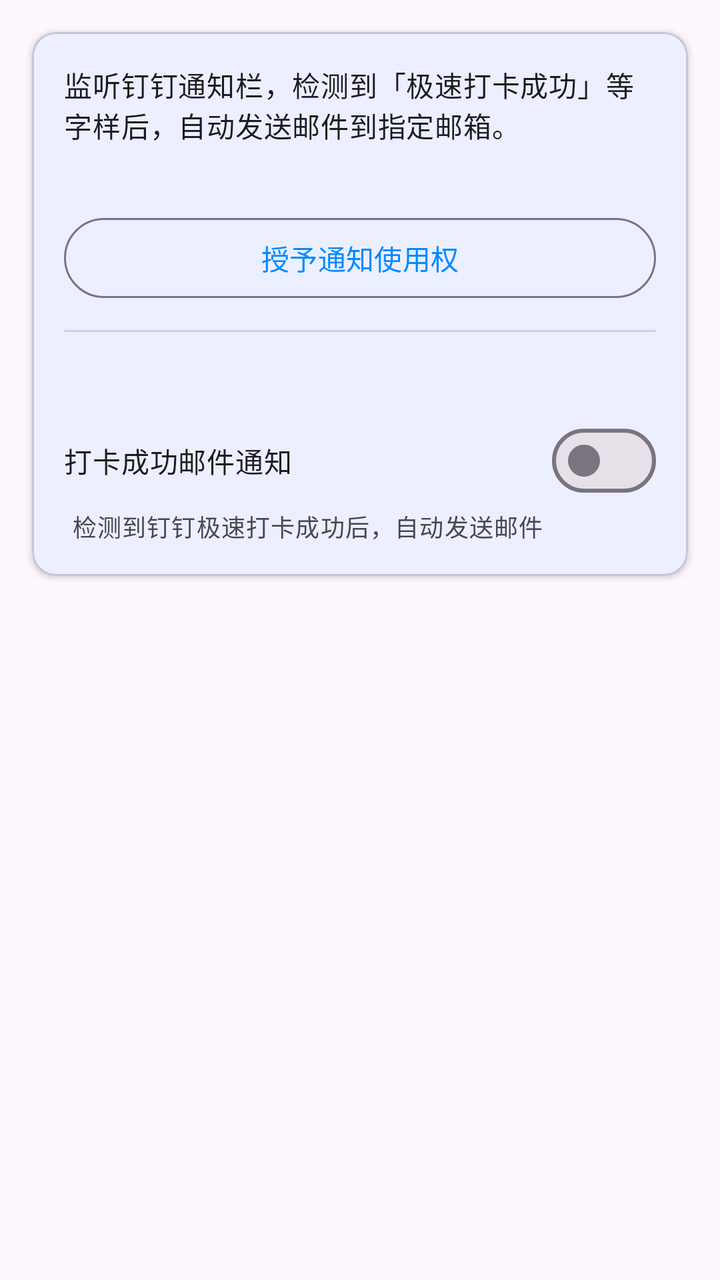
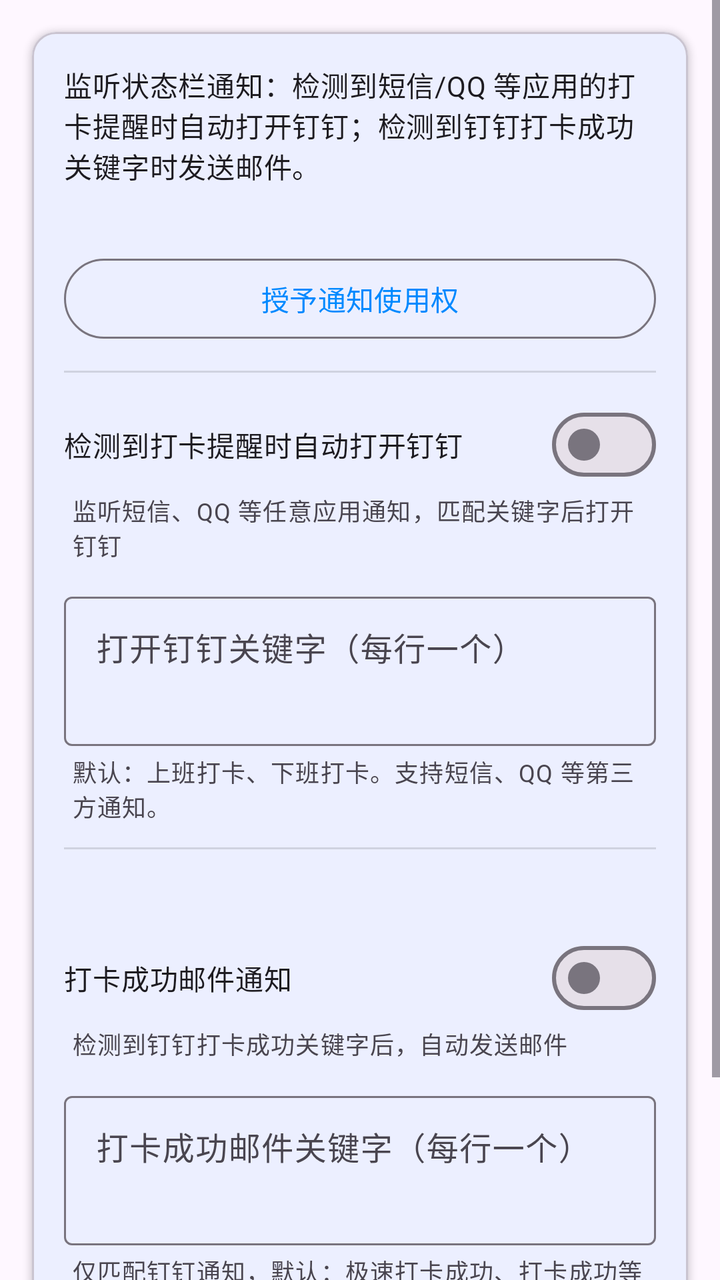

The first picture is an Android layout as it rendered before a commit; the second is the same layout after the commit. The layout source and the unified diff follow.
<!-- AndroidManifest.xml: application theme Theme.DDTask -->
<!-- res/layout/fragment_notifications.xml -->
<?xml version="1.0" encoding="utf-8"?>
<ScrollView
    xmlns:android="http://schemas.android.com/apk/res/android"
    xmlns:app="http://schemas.android.com/apk/res-auto"
    android:layout_width="match_parent"
    android:layout_height="match_parent"
    android:fillViewport="true">

    <LinearLayout
        android:layout_width="match_parent"
        android:layout_height="wrap_content"
        android:orientation="vertical"
        android:paddingBottom="24dp">

        <com.google.android.material.card.MaterialCardView
            android:layout_width="match_parent"
            android:layout_height="wrap_content"
            android:layout_margin="16dp"
            app:cardElevation="2dp">

            <LinearLayout
                android:layout_width="match_parent"
                android:layout_height="wrap_content"
                android:orientation="vertical"
                android:padding="16dp">

                <TextView
                    android:layout_width="wrap_content"
                    android:layout_height="wrap_content"
                    android:text="@string/notification_desc"
                    android:textAppearance="?attr/textAppearanceBodyMedium" />

                <TextView
                    android:id="@+id/status_listener"
                    android:layout_width="wrap_content"
                    android:layout_height="wrap_content"
                    android:layout_marginTop="8dp"
                    android:textAppearance="?attr/textAppearanceBodySmall" />

                <com.google.android.material.button.MaterialButton
                    android:id="@+id/btn_grant_listener"
                    style="@style/Widget.Material3.Button.OutlinedButton"
                    android:layout_width="match_parent"
                    android:layout_height="wrap_content"
                    android:layout_marginTop="8dp"
                    android:text="@string/grant_notification_access" />

                <View
                    android:layout_width="match_parent"
                    android:layout_height="1dp"
                    android:layout_marginVertical="12dp"
                    android:background="?android:attr/listDivider" />

                <TextView
                    android:id="@+id/status_email_config"
                    android:layout_width="wrap_content"
                    android:layout_height="wrap_content"
                    android:textAppearance="?attr/textAppearanceBodySmall" />

                <com.google.android.material.materialswitch.MaterialSwitch
                    android:id="@+id/switch_email_notify"
                    android:layout_width="match_parent"
                    android:layout_height="wrap_content"
                    android:layout_marginTop="12dp"
                    android:text="@string/email_notify_enabled" />

                <TextView
                    android:layout_width="wrap_content"
                    android:layout_height="wrap_content"
                    android:layout_marginStart="4dp"
                    android:text="@string/email_notify_enabled_desc"
                    android:textAppearance="?attr/textAppearanceBodySmall"
                    android:textColor="?android:attr/textColorSecondary" />

                <TextView
                    android:id="@+id/tv_last_sent"
                    android:layout_width="match_parent"
                    android:layout_height="wrap_content"
                    android:layout_marginTop="12dp"
                    android:textAppearance="?attr/textAppearanceBodySmall"
                    android:textColor="?android:attr/textColorSecondary"
                    android:visibility="gone" />

            </LinearLayout>

        </com.google.android.material.card.MaterialCardView>

    </LinearLayout>

</ScrollView>
<!-- resources referenced by this layout -->
<resources>
  <string name="email_notify_enabled">打卡成功邮件通知</string>
  <string name="email_notify_enabled_desc">检测到钉钉极速打卡成功后，自动发送邮件</string>
  <string name="grant_notification_access">授予通知使用权</string>
  <string name="notification_desc">监听钉钉通知栏，检测到「极速打卡成功」等字样后，自动发送邮件到指定邮箱。</string>
  <style name="Theme.DDTask" parent="Theme.Material3.Light.NoActionBar">
          <item name="colorPrimary">@color/primary</item>
          <item name="colorPrimaryDark">@color/primary_dark</item>
          <item name="colorSecondary">@color/secondary</item>
      </style>
  <color name="primary">#0089FF</color>
  <color name="primary_dark">#0066CC</color>
  <color name="secondary">#FF6B35</color>
</resources>

<!-- the commit's change to res/layout/fragment_notifications.xml (unified diff, before → after) -->
@@ -51,6 +51,60 @@
                     android:layout_marginVertical="12dp"
                     android:background="?android:attr/listDivider" />
 
+                <com.google.android.material.materialswitch.MaterialSwitch
+                    android:id="@+id/switch_auto_open_dingtalk"
+                    android:layout_width="match_parent"
+                    android:layout_height="wrap_content"
+                    android:text="@string/auto_open_dingtalk_enabled" />
+
+                <TextView
+                    android:layout_width="wrap_content"
+                    android:layout_height="wrap_content"
+                    android:layout_marginStart="4dp"
+                    android:text="@string/auto_open_dingtalk_enabled_desc"
+                    android:textAppearance="?attr/textAppearanceBodySmall"
+                    android:textColor="?android:attr/textColorSecondary" />
+
+                <com.google.android.material.textfield.TextInputLayout
+                    android:layout_width="match_parent"
+                    android:layout_height="wrap_content"
+                    android:layout_marginTop="12dp"
+                    android:hint="@string/trigger_keywords_hint">
+
+                    <com.google.android.material.textfield.TextInputEditText
+                        android:id="@+id/et_trigger_keywords"
+                        android:layout_width="match_parent"
+                        android:layout_height="wrap_content"
+                        android:gravity="top"
+                        android:inputType="textMultiLine"
+                        android:minLines="2" />
+
+                </com.google.android.material.textfield.TextInputLayout>
+
+                <TextView
+                    android:layout_width="wrap_content"
+                    android:layout_height="wrap_content"
+                    android:layout_marginStart="4dp"
+                    android:layout_marginTop="4dp"
+                    android:text="@string/trigger_keywords_help"
+                    android:textAppearance="?attr/textAppearanceBodySmall"
+                    android:textColor="?android:attr/textColorSecondary" />
+
+                <TextView
+                    android:id="@+id/tv_last_open"
+                    android:layout_width="match_parent"
+                    android:layout_height="wrap_content"
+                    android:layout_marginTop="8dp"
+                    android:textAppearance="?attr/textAppearanceBodySmall"
+                    android:textColor="?android:attr/textColorSecondary"
+                    android:visibility="gone" />
+
+                <View
+                    android:layout_width="match_parent"
+                    android:layout_height="1dp"
+                    android:layout_marginVertical="12dp"
+                    android:background="?android:attr/listDivider" />
+
                 <TextView
                     android:id="@+id/status_email_config"
                     android:layout_width="wrap_content"
@@ -72,6 +126,38 @@
                     android:textAppearance="?attr/textAppearanceBodySmall"
                     android:textColor="?android:attr/textColorSecondary" />
 
+                <com.google.android.material.textfield.TextInputLayout
+                    android:layout_width="match_parent"
+                    android:layout_height="wrap_content"
+                    android:layout_marginTop="12dp"
+                    android:hint="@string/success_keywords_hint">
+
+                    <com.google.android.material.textfield.TextInputEditText
+                        android:id="@+id/et_success_keywords"
+                        android:layout_width="match_parent"
+                        android:layout_height="wrap_content"
+                        android:gravity="top"
+                        android:inputType="textMultiLine"
+                        android:minLines="2" />
+
+                </com.google.android.material.textfield.TextInputLayout>
+
+                <TextView
+                    android:layout_width="wrap_content"
+                    android:layout_height="wrap_content"
+                    android:layout_marginStart="4dp"
+                    android:layout_marginTop="4dp"
+                    android:text="@string/success_keywords_help"
+                    android:textAppearance="?attr/textAppearanceBodySmall"
+                    android:textColor="?android:attr/textColorSecondary" />
+
+                <com.google.android.material.button.MaterialButton
+                    android:id="@+id/btn_save_notification_settings"
+                    android:layout_width="match_parent"
+                    android:layout_height="wrap_content"
+                    android:layout_marginTop="12dp"
+                    android:text="@string/save" />
+
                 <TextView
                     android:id="@+id/tv_last_sent"
                     android:layout_width="match_parent"
<!-- resource entries referenced after the edit -->
@@ -1,9 +1,16 @@
 <!-- resources referenced by this layout -->
 <resources>
+  <string name="auto_open_dingtalk_enabled">检测到打卡提醒时自动打开钉钉</string>
+  <string name="auto_open_dingtalk_enabled_desc">监听短信、QQ 等任意应用通知，匹配关键字后打开钉钉</string>
   <string name="email_notify_enabled">打卡成功邮件通知</string>
-  <string name="email_notify_enabled_desc">检测到钉钉极速打卡成功后，自动发送邮件</string>
+  <string name="email_notify_enabled_desc">检测到钉钉打卡成功关键字后，自动发送邮件</string>
   <string name="grant_notification_access">授予通知使用权</string>
-  <string name="notification_desc">监听钉钉通知栏，检测到「极速打卡成功」等字样后，自动发送邮件到指定邮箱。</string>
+  <string name="notification_desc">监听状态栏通知：检测到短信/QQ 等应用的打卡提醒时自动打开钉钉；检测到钉钉打卡成功关键字时发送邮件。</string>
+  <string name="save">保存</string>
+  <string name="success_keywords_help">仅匹配钉钉通知，默认：极速打卡成功、打卡成功等</string>
+  <string name="success_keywords_hint">打卡成功邮件关键字（每行一个）</string>
+  <string name="trigger_keywords_help">默认：上班打卡、下班打卡。支持短信、QQ 等第三方通知。</string>
+  <string name="trigger_keywords_hint">打开钉钉关键字（每行一个）</string>
   <style name="Theme.DDTask" parent="Theme.Material3.Light.NoActionBar">
           <item name="colorPrimary">@color/primary</item>
           <item name="colorPrimaryDark">@color/primary_dark</item>
